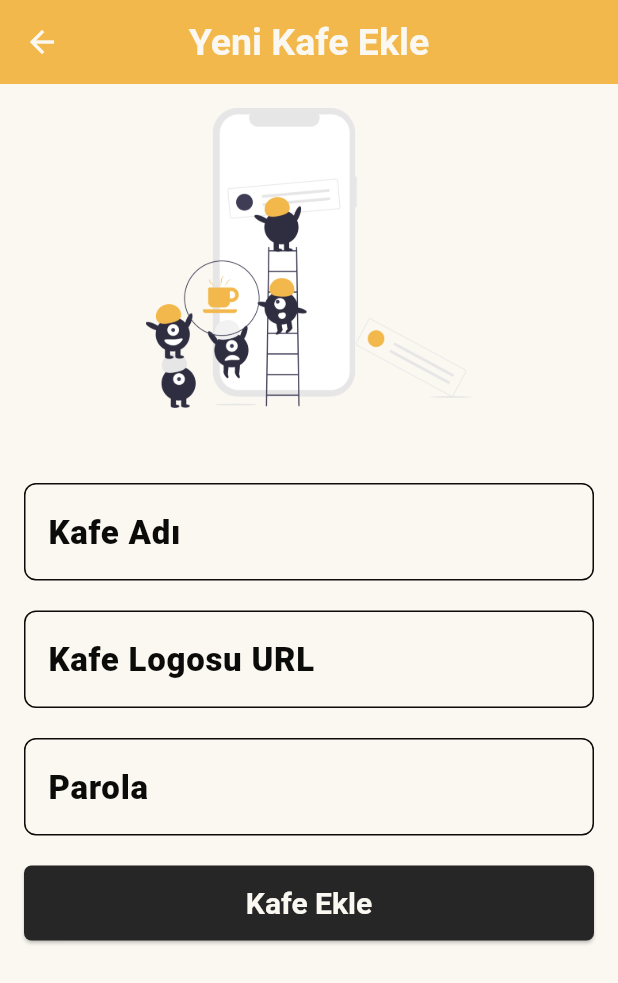
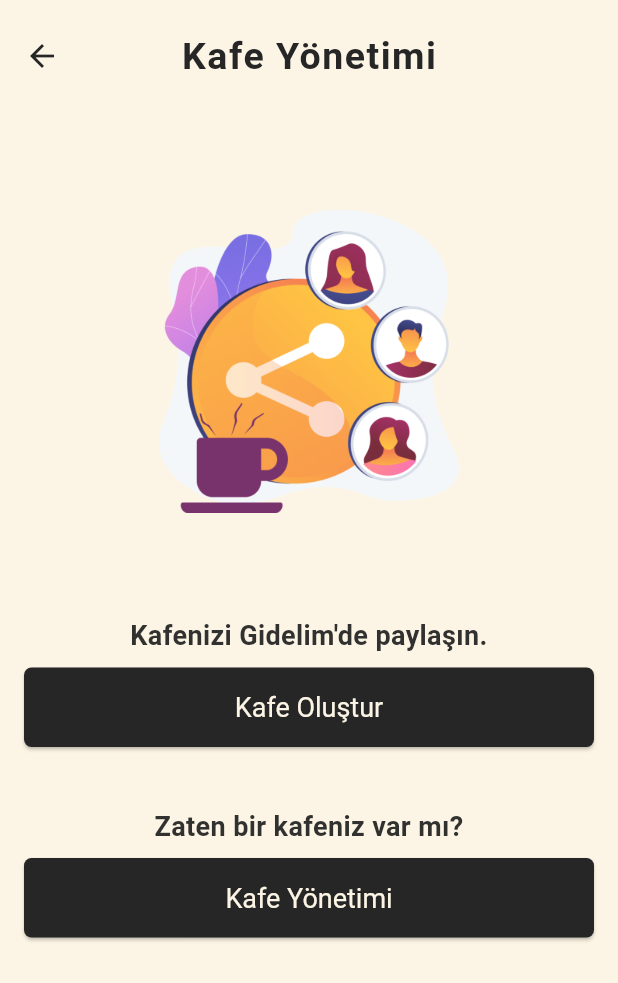
Before and after one commit to OzgurBoruzanci/Gidelim_App, a Flutter app: the MainScreen screen opened directly with empty values, in the side drawer, after a tap on "Kafe Oluştur", on a phone screen of 412 x 824 dp. Shown: the top 983 px of the screen. Run offline on Flutter 3.47's test engine with Material 3 defaults, Android fonts, the phone set to English and light mode, and no system bars; our stand-ins replace cloud_firestore, firebase_auth, firebase_core, flutter_rating_bar, fluttertoast, google_fonts and 1 more; accounts and stored records are empty.

```diff
--- a/bootcamp91/lib/product/custom_drawer.dart
+++ b/bootcamp91/lib/product/custom_drawer.dart
@@ -1,5 +1,5 @@
 import 'package:bootcamp91/product/project_colors.dart';
-import 'package:bootcamp91/view/add_cafe_screen.dart';
+import 'package:bootcamp91/view/create_cafe_managament_screen.dart';
 import 'package:bootcamp91/view/my_cafe_screen.dart'; // MyCafeScreen'i import ettik
 import 'package:flutter/material.dart';
 import 'package:bootcamp91/services/auth_service.dart';
@@ -101,7 +101,7 @@ class CustomDrawer extends StatelessWidget {
                 onTap: () {
                   Navigator.of(context).push(PageRouteBuilder(
                     pageBuilder: (context, animation, secondaryAnimation) =>
-                        AddCafeScreen(),
+                        CreateCafeManagementScreen(),
                     transitionsBuilder:
                         (context, animation, secondaryAnimation, child) {
                       var begin = const Offset(1.0, 0.0);
--- a/bootcamp91/lib/product/project_colors.dart
+++ b/bootcamp91/lib/product/project_colors.dart
@@ -1,7 +1,7 @@
 import 'package:flutter/material.dart';
 
 class ProjectColors {
-  static const firstColor = Color.fromARGB(255, 251, 248, 242);
+  static const firstColor = Color(0xffFCF5E5);
   static const textColor = Color.fromARGB(244, 40, 40, 40);
   static const whiteTextColor = Color(0xffFFffff);
   static const whiteColor = Color(0xffFFffff);
--- a/bootcamp91/lib/theme/theme.dart
+++ b/bootcamp91/lib/theme/theme.dart
@@ -10,19 +10,21 @@ ThemeData appTheme = ThemeData.light().copyWith(
   ),
   //APPBAR THEME
   appBarTheme: const AppBarTheme(
-    backgroundColor: ProjectColors.project_yellow,
-    foregroundColor: ProjectColors.project_yellow,
+    backgroundColor: ProjectColors.firstColor,
+    foregroundColor: ProjectColors.firstColor,
+    toolbarHeight: 75,
     centerTitle: true,
     titleTextStyle: TextStyle(
-      color: ProjectColors.firstColor,
+      color: ProjectColors.buttonColor,
       fontSize: 25,
+      letterSpacing: 1,
       fontWeight: FontWeight.bold,
     ),
     iconTheme: IconThemeData(
-      color: ProjectColors.firstColor,
+      color: ProjectColors.buttonColor,
     ),
     actionsIconTheme: IconThemeData(
-      color: ProjectColors.firstColor,
+      color: ProjectColors.buttonColor,
     ),
   ),
   //TEXT THEME
--- /dev/null
+++ b/bootcamp91/lib/view/create_cafe_managament_screen.dart
@@ -0,0 +1,123 @@
+import 'package:bootcamp91/product/project_colors.dart';
+import 'package:flutter/material.dart';
+import 'package:bootcamp91/view/add_cafe_screen.dart';
+import 'package:bootcamp91/view/my_cafe_screen.dart';
+
+class CreateCafeManagementScreen extends StatelessWidget {
+  const CreateCafeManagementScreen({super.key});
+
+  @override
+  Widget build(BuildContext context) {
+    return Scaffold(
+      appBar: AppBar(
+        title: const Text('Kafe Yönetimi'),
+      ),
+      body: SingleChildScrollView(
+        child: Padding(
+          padding: const EdgeInsets.all(16.0),
+          child: Column(
+            mainAxisAlignment: MainAxisAlignment.start,
+            children: [
+              // Görsel
+              Image.asset(
+                'assets/images/ic_cafe_managament.png',
+                height:
+                    300, // Görsel yüksekliği ihtiyacınıza göre ayarlanabilir
+                width: 200, // Görsel genişliği ihtiyacınıza göre ayarlanabilir
+              ),
+              const SizedBox(height: 20.0), // Görsel ile yazı arasında boşluk
+              // Kafe oluşturma talimatı
+              const Text(
+                'Kafenizi Gidelim\'de paylaşın.',
+                style: TextStyle(fontSize: 18, fontWeight: FontWeight.bold),
+                textAlign: TextAlign.center,
+              ),
+              const SizedBox(height: 8.0), // Yazı ile buton arasında boşluk
+              // Kafe oluştur butonu
+              ElevatedButton(
+                onPressed: () {
+                  _showCafeCreationDialog(context);
+                },
+                style: ElevatedButton.styleFrom(
+                  // Buton rengi
+                  padding: const EdgeInsets.symmetric(
+                      vertical: 16.0, horizontal: 32.0),
+                  textStyle: const TextStyle(fontSize: 18),
+                ),
+                child: const Text('Kafe Oluştur'),
+              ),
+              const SizedBox(height: 40.0), // Butonlar arasında boşluk
+              // Zaten bir kafeniz var mı yazısı
+              const Text(
+                'Zaten bir kafeniz var mı?',
+                style: TextStyle(fontSize: 18, fontWeight: FontWeight.bold),
+                textAlign: TextAlign.center,
+              ),
+              const SizedBox(height: 8.0), // Yazı ile buton arasında boşluk
+              // Kafe yönetimi butonu
+              ElevatedButton(
+                onPressed: () {
+                  Navigator.of(context).push(MaterialPageRoute(
+                    builder: (context) => MyCafeScreen(),
+                  ));
+                },
+                style: ElevatedButton.styleFrom(
+                  // Buton rengi
+                  padding: const EdgeInsets.symmetric(
+                      vertical: 16.0, horizontal: 32.0),
+                  textStyle: const TextStyle(fontSize: 18),
+                ),
+                child: const Text('Kafe Yönetimi'),
+              ),
+            ],
+          ),
+        ),
+      ),
+    );
+  }
+
+  void _showCafeCreationDialog(BuildContext context) {
+    showDialog(
+      context: context,
+      builder: (BuildContext context) {
+        return AlertDialog(
+          title: const Text(
+            'Dikkat!',
+            style: TextStyle(
+                color: ProjectColors.red_color, fontWeight: FontWeight.bold),
+          ),
+          content: const Text('Sadece bir tane kafe oluşturabilirsiniz.'),
+          actions: <Widget>[
+            TextButton(
+              onPressed: () {
+                Navigator.of(context).pop(); // Dialog'ı kapat
+              },
+              child: const Text(
+                'Vazgeç',
+                style: TextStyle(
+                    color: ProjectColors.default_color,
+                    fontWeight: FontWeight.bold,
+                    fontSize: 18),
+              ),
+            ),
+            TextButton(
+              onPressed: () {
+                Navigator.of(context).pop(); // Dialog'ı kapat
+                Navigator.of(context).push(MaterialPageRoute(
+                  builder: (context) => AddCafeScreen(),
+                ));
+              },
+              child: const Text(
+                'Kafe Oluştur',
+                style: TextStyle(
+                    color: ProjectColors.default_color,
+                    fontWeight: FontWeight.bold,
+                    fontSize: 18),
+              ),
+            ),
+          ],
+        );
+      },
+    );
+  }
+}
--- a/bootcamp91/lib/view/feed_screen.dart
+++ b/bootcamp91/lib/view/feed_screen.dart
@@ -1,10 +1,13 @@
 import 'package:flutter/material.dart';
+import 'package:google_fonts/google_fonts.dart';
+import 'package:bootcamp91/product/project_colors.dart';
 import 'package:bootcamp91/view/cafe_details_screen.dart';
 import 'package:bootcamp91/product/custom_drawer.dart';
 import 'package:bootcamp91/product/project_texts.dart';
 import 'package:bootcamp91/services/auth_service.dart';
 import 'package:bootcamp91/services/cafe_service.dart';
 import 'package:bootcamp91/product/custom_loading_widget.dart'; // CustomLoadingWidget'ı import ettik
+import 'package:bootcamp91/product/cafe_card.dart'; // CafeCard'ı import ettik
 
 class FeedScreen extends StatefulWidget {
   const FeedScreen({super.key});
@@ -63,7 +66,16 @@ class _FeedScreenState extends State<FeedScreen> {
       appBar: PreferredSize(
         preferredSize: const Size.fromHeight(kToolbarHeight + 70),
         child: AppBar(
-          title: Text(ProjectTexts().projectName),
+          backgroundColor: Color(0xffD2C9C0),
+          elevation: 0,
+          title: Text(
+            ProjectTexts().projectName,
+            style: GoogleFonts.kaushanScript(
+              textStyle: TextStyle(
+                color: ProjectColors.default_color,
+              ),
+            ),
+          ),
           automaticallyImplyLeading: false,
           actions: [
             IconButton(
@@ -90,7 +102,7 @@ class _FeedScreenState extends State<FeedScreen> {
                     borderSide: BorderSide.none,
                   ),
                   filled: true,
-                  fillColor: Colors.white,
+                  fillColor: Color.fromARGB(118, 255, 255, 255),
                   contentPadding: const EdgeInsets.symmetric(vertical: 5.0),
                 ),
               ),
@@ -99,7 +111,16 @@ class _FeedScreenState extends State<FeedScreen> {
         ),
       ),
       endDrawer: CustomDrawer(), // CustomDrawer kullanıldı
-      body: NotificationListener<ScrollUpdateNotification>(
+      body: Stack(
+        fit: StackFit.expand,
+        children: [
+          // Arka plan resmi
+          Image.asset(
+            'assets/images/ic_scaffold.png',
+            fit: BoxFit.fitWidth,
+          ),
+          // Diğer içerikler
+          NotificationListener<ScrollUpdateNotification>(
             onNotification: (notification) {
               if (notification.metrics.pixels <= -50) {
                 // Ekranın yukarıdan çekilme miktarına göre
@@ -134,12 +155,10 @@ class _FeedScreenState extends State<FeedScreen> {
                     itemCount: filteredCafes.length,
                     itemBuilder: (context, index) {
                       Cafe cafe = filteredCafes[index];
-                  return FutureBuilder<double>(
-                    future: _cafeService.getAverageRating(cafe.id),
-                    builder: (context, ratingSnapshot) {
-                      double averageRating = ratingSnapshot.data ?? 0.0;
-
-                      return GestureDetector(
+                      return CafeCard(
+                        cafe: cafe,
+                        averageRatingFuture:
+                            _cafeService.getAverageRating(cafe.id),
                         onTap: () {
                           Navigator.push(
                             context,
@@ -168,93 +187,6 @@ class _FeedScreenState extends State<FeedScreen> {
                             ),
                           );
                         },
-                        child: Padding(
-                          padding: const EdgeInsets.all(8),
-                          child: Card(
-                            color: Colors.white,
-                            elevation: 5,
-                            margin: const EdgeInsets.all(0.0),
-                            child: Stack(
-                              children: [
-                                Container(
-                                  height: 150,
-                                  padding: const EdgeInsets.all(16.0),
-                                  child: Column(
-                                    mainAxisAlignment: MainAxisAlignment.center,
-                                    children: [
-                                      Expanded(
-                                        child: Center(
-                                          child: Image.network(
-                                            cafe.logoUrl,
-                                            loadingBuilder:
-                                                (context, child, progress) {
-                                              if (progress == null) {
-                                                return child; // Görsel tamamen yüklendi
-                                              } else {
-                                                return const Center(
-                                                  child:
-                                                      CustomLoadingWidget(), // Yükleniyor göstergesi
-                                                );
-                                              }
-                                            },
-                                            errorBuilder:
-                                                (context, error, stackTrace) {
-                                              return const Center(
-                                                child:
-                                                    Text('Görsel yüklenemedi'),
-                                              );
-                                            },
-                                          ),
-                                        ),
-                                      ),
-                                      const SizedBox(height: 8.0),
-                                      Text(
-                                        cafe.name,
-                                        style: Theme.of(context)
-                                            .textTheme
-                                            .bodyLarge,
-                                        textAlign: TextAlign.center,
-                                      ),
-                                    ],
-                                  ),
-                                ),
-                                Positioned(
-                                  bottom: 10,
-                                  right: 10,
-                                  child: ratingSnapshot.connectionState ==
-                                          ConnectionState.done
-                                      ? Container(
-                                          padding: const EdgeInsets.all(8.0),
-                                          color: Colors.white.withOpacity(0.8),
-                                          child: Row(
-                                            mainAxisSize: MainAxisSize.min,
-                                            children: [
-                                              const Icon(
-                                                Icons.star,
-                                                color: Colors.amber,
-                                                size: 20,
-                                              ),
-                                              const SizedBox(width: 4),
-                                              Text(
-                                                averageRating
-                                                    .toStringAsFixed(1),
-                                                style: const TextStyle(
-                                                  fontWeight: FontWeight.bold,
-                                                  fontSize: 16,
-                                                  color: Colors.black,
-                                                ),
-                                              ),
-                                            ],
-                                          ),
-                                        )
-                                      : const CustomLoadingWidget(), // Puan yüklenmiyorsa göster
-                                ),
-                              ],
-                            ),
-                          ),
-                        ),
-                      );
-                    },
                       );
                     },
                   );
@@ -262,6 +194,8 @@ class _FeedScreenState extends State<FeedScreen> {
               ),
             ),
           ),
+        ],
+      ),
     );
   }
 }
--- a/bootcamp91/lib/view/main_screen.dart
+++ b/bootcamp91/lib/view/main_screen.dart
@@ -75,7 +75,7 @@ class _MainScreenState extends State<MainScreen> {
           },
         ),
         bottomNavigationBar: BottomNavigationBar(
-          backgroundColor: ProjectColors.project_yellow,
+          backgroundColor: Color(0xffD2C9C0),
           items: const <BottomNavigationBarItem>[
             BottomNavigationBarItem(
               icon: Icon(Icons.coffee, size: 30),
@@ -87,8 +87,8 @@ class _MainScreenState extends State<MainScreen> {
             ),
           ],
           currentIndex: _selectedIndex,
-          selectedItemColor: ProjectColors.buttonColor,
-          unselectedItemColor: Colors.white,
+          selectedItemColor: ProjectColors.default_color,
+          unselectedItemColor: ProjectColors.whiteColor,
           selectedFontSize: 14,
           unselectedFontSize: 12,
           onTap: _onItemTapped,
--- a/bootcamp91/lib/view/user_favorites_screen.dart
+++ b/bootcamp91/lib/view/user_favorites_screen.dart
@@ -70,7 +70,7 @@ class _UserFavoritesScreenState extends State<UserFavoritesScreen> {
           ),
         ],
         bottom: PreferredSize(
-          preferredSize: const Size.fromHeight(70.0),
+          preferredSize: const Size.fromHeight(76.0),
           child: Padding(
             padding: const EdgeInsets.all(8.0),
             child: TextField(
--- a/bootcamp91/pubspec.yaml
+++ b/bootcamp91/pubspec.yaml
@@ -20,6 +20,7 @@ dependencies:
   fluttertoast: ^8.2.6
   intl: ^0.19.0
   flutter_rating_bar: ^4.0.1
+  google_fonts: ^6.2.1
 
 dev_dependencies:
   flutter_test:
@@ -37,6 +38,8 @@ flutter:
     - assets/images/ic_login_screen.png
     - assets/images/ic_card_bg.png
     - assets/images/ic_create_cafe.png
+    - assets/images/ic_cafe_managament.png
+    - assets/images/ic_scaffold.png
     - assets/images/forgot_password.png
     - assets/images/avatars/avatar1.png
     - assets/images/avatars/avatar2.png
```
Also changed, not shown: bootcamp91/lib/product/cafe_card.dart (added, +113 -0 lines), bootcamp91/lib/view/add_cafe_screen.dart (+23 -5 lines), bootcamp91/assets/images/ic_cafe_managament.png (added), bootcamp91/assets/images/ic_scaffold.png (added), 1 other file. Lines whose indentation alone changed are shown as unchanged.
